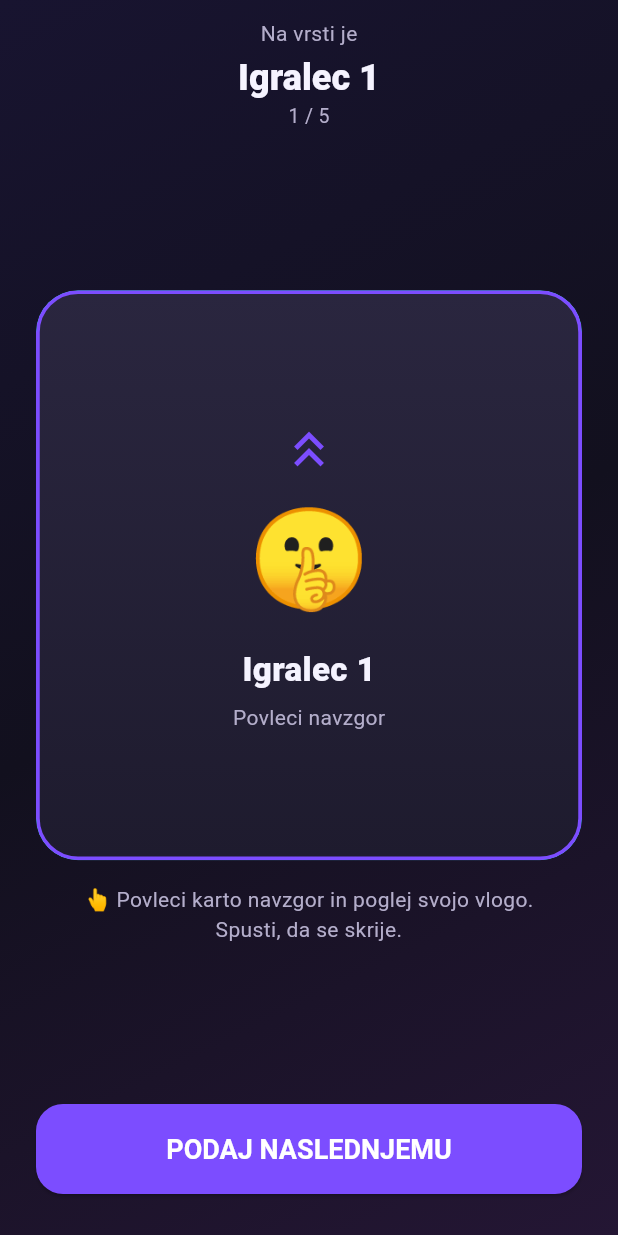
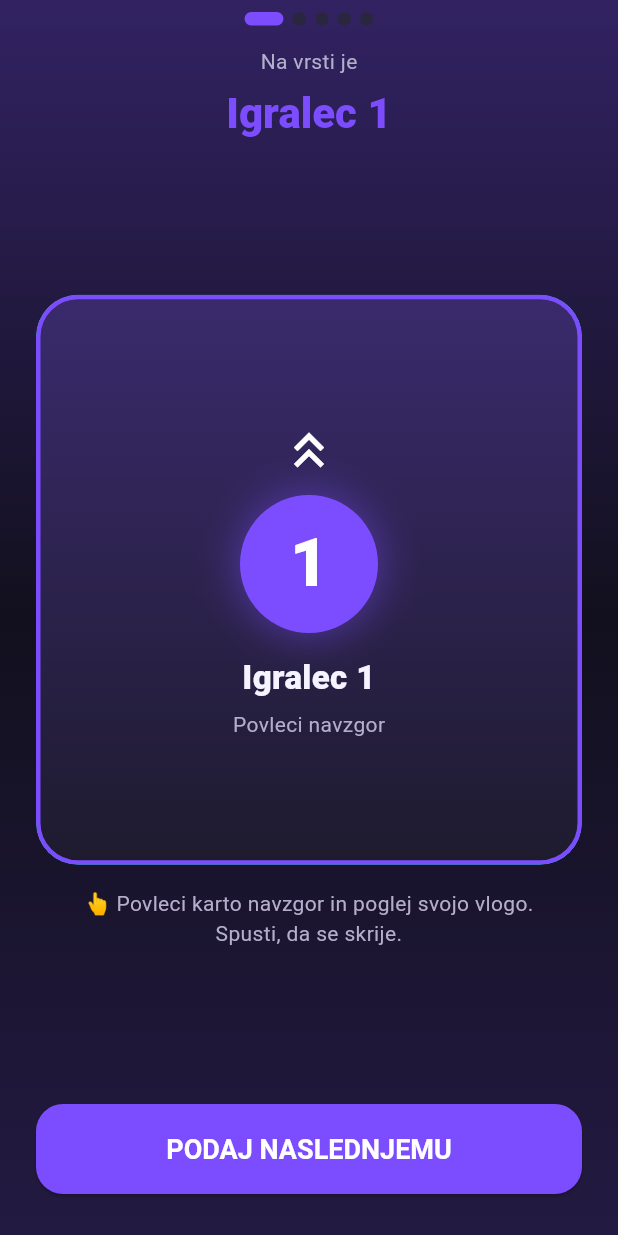
Before and after one commit to devbobi/impostor-slo, a Flutter app: the NastavitveScreen screen opened directly, after a tap on the "remove" icon, after a tap on the "add" icon, after a tap on "ZAČNI", on a phone screen of 412 x 824 dp. Run offline on Flutter 3.47's test engine with Material 3 defaults, Android fonts, the phone set to English and light mode, and no system bars; our stand-ins replace flutter_riverpod.

Commit message:
Barvno locevanje igralcev + preprecitev dvojnega klika (ADHD-friendly)
- Vsak igralec ima svojo zivo barvo; ozadje in pokrov karte se ob prehodu
  animirano obarvata -> jasno vidno, da je na vrsti nekdo drug
- Velik barvni krog s stevilko + ime v barvi igralca na pokrovu
- Vrstica pik za napredek skozi igralce
- Gumb "podaj naprej" je po kliku ~750ms zaklenjen + hapticni pulz,
  kar prepreci dvojni klik in nehoten preskok osebe

Co-Authored-By: Claude Opus 4.8 <noreply@anthropic.com>

```diff
--- a/lib/screens/razkritje_screen.dart
+++ b/lib/screens/razkritje_screen.dart
@@ -1,13 +1,19 @@
+import 'dart:async';
+
 import 'package:flutter/material.dart';
+import 'package:flutter/services.dart';
 import 'package:flutter_riverpod/flutter_riverpod.dart';
 
 import '../models/igralec.dart';
 import '../state/igra_controller.dart';
 import '../theme/app_theme.dart';
-import '../widgets/ozadje.dart';
 
 /// Višina območja karte v pikslih (za izračun poteka poteg -> pokuk).
 const double _kartaVisina = 380;
+
+/// Koliko časa je gumb "naprej" zaklenjen po kliku (prepreči dvojni klik
+/// oz. nehoten preskok igralca).
+const Duration _zaklepNaprej = Duration(milliseconds: 750);
 
 class RazkritjeScreen extends ConsumerStatefulWidget {
   const RazkritjeScreen({super.key});
@@ -20,12 +26,16 @@ class _RazkritjeScreenState extends ConsumerState<RazkritjeScreen>
     with SingleTickerProviderStateMixin {
   late final AnimationController _snap;
   Animation<double>? _snapAnim;
+  Timer? _zaklepTimer;
 
   /// 0.0 = popolnoma zakrito, 1.0 = popolnoma razkrito.
   double _pokuk = 0;
 
   /// Ali je igralec vsaj enkrat pokukal (za namig na gumbu).
   bool _videl = false;
+
+  /// Gumb "naprej" je začasno zaklenjen (proti dvojnemu kliku).
+  bool _zaklenjen = false;
 
   @override
   void initState() {
@@ -42,6 +52,7 @@ class _RazkritjeScreenState extends ConsumerState<RazkritjeScreen>
 
   @override
   void dispose() {
+    _zaklepTimer?.cancel();
     _snap.dispose();
     super.dispose();
   }
@@ -55,7 +66,6 @@ class _RazkritjeScreenState extends ConsumerState<RazkritjeScreen>
   }
 
   void _spusti() {
-    // Vrni karto v zakrito stanje.
     _snapAnim = Tween<double>(begin: _pokuk, end: 0).animate(
       CurvedAnimation(parent: _snap, curve: Curves.easeOut),
     );
@@ -63,11 +73,19 @@ class _RazkritjeScreenState extends ConsumerState<RazkritjeScreen>
   }
 
   void _naprej() {
+    if (_zaklenjen) return;
+    // Močan haptični pulz kot jasen signal, da se je zamenjal igralec.
+    HapticFeedback.mediumImpact();
     setState(() {
       _pokuk = 0;
       _videl = false;
+      _zaklenjen = true;
     });
     ref.read(igraControllerProvider.notifier).naslednjeRazkritje();
+    _zaklepTimer?.cancel();
+    _zaklepTimer = Timer(_zaklepNaprej, () {
+      if (mounted) setState(() => _zaklenjen = false);
+    });
   }
 
   @override
@@ -82,38 +100,62 @@ class _RazkritjeScreenState extends ConsumerState<RazkritjeScreen>
     final igralec = stanje.igralci[index];
     final skupaj = stanje.igralci.length;
     final zadnji = index + 1 >= skupaj;
+    final barva = AppTheme.barvaIgralca(index);
 
     return Scaffold(
-      body: Ozadje(
+      // Ozadje se animirano obarva v barvo trenutnega igralca -> ob prehodu
+      // je takoj vidno, da je na vrsti nekdo drug.
+      body: AnimatedContainer(
+        duration: const Duration(milliseconds: 450),
+        curve: Curves.easeOut,
+        decoration: BoxDecoration(
+          gradient: LinearGradient(
+            begin: Alignment.topCenter,
+            end: Alignment.bottomCenter,
+            colors: [
+              Color.lerp(AppTheme.ozadje, barva, 0.30)!,
+              AppTheme.ozadje,
+              Color.lerp(AppTheme.ozadje, barva, 0.16)!,
+            ],
+          ),
+        ),
         child: SafeArea(
           child: Padding(
             padding: const EdgeInsets.symmetric(horizontal: 24),
             child: Column(
               children: [
-                const SizedBox(height: 12),
+                const SizedBox(height: 8),
+                // Napredek: pika za vsakega igralca, trenutni poudarjen.
+                _Napredek(skupaj: skupaj, trenutni: index, barva: barva),
+                const SizedBox(height: 14),
                 const Text(
                   'Na vrsti je',
                   style: TextStyle(color: AppTheme.besediloTiho),
                 ),
-                const SizedBox(height: 4),
-                Text(
-                  igralec.prikazniIme,
-                  textAlign: TextAlign.center,
-                  style: Theme.of(context).textTheme.headlineSmall?.copyWith(
-                        fontWeight: FontWeight.w900,
-                        color: AppTheme.besedilo,
-                      ),
-                ),
-                Text(
-                  '${index + 1} / $skupaj',
-                  style: const TextStyle(
-                    color: AppTheme.besediloTiho,
-                    fontSize: 13,
+                const SizedBox(height: 6),
+                // Ime v barvi igralca — velik, jasen indikator menjave.
+                AnimatedSwitcher(
+                  duration: const Duration(milliseconds: 300),
+                  transitionBuilder: (child, anim) => FadeTransition(
+                    opacity: anim,
+                    child: ScaleTransition(scale: anim, child: child),
+                  ),
+                  child: Text(
+                    igralec.prikazniIme,
+                    key: ValueKey(index),
+                    textAlign: TextAlign.center,
+                    style:
+                        Theme.of(context).textTheme.headlineMedium?.copyWith(
+                              fontWeight: FontWeight.w900,
+                              color: barva,
+                            ),
                   ),
                 ),
                 const Spacer(),
                 _PokukKarta(
                   pokuk: _pokuk,
+                  barva: barva,
+                  index: index,
                   igralec: igralec,
                   beseda: stanje.skrivnaBeseda ?? '',
                   kategorijaIme: stanje.kategorija?.ime ?? '',
@@ -134,7 +176,12 @@ class _RazkritjeScreenState extends ConsumerState<RazkritjeScreen>
                 ),
                 const Spacer(),
                 ElevatedButton(
-                  onPressed: _naprej,
+                  onPressed: _zaklenjen ? null : _naprej,
+                  style: ElevatedButton.styleFrom(
+                    backgroundColor: barva,
+                    disabledBackgroundColor: AppTheme.povrsinaSvetla,
+                    foregroundColor: Colors.white,
+                  ),
                   child: Text(
                     zadnji ? 'ZAČNI NAMIGOVANJE' : 'PODAJ NASLEDNJEMU',
                   ),
@@ -149,11 +196,50 @@ class _RazkritjeScreenState extends ConsumerState<RazkritjeScreen>
   }
 }
 
+/// Vrstica pik, ki kaže napredek skozi igralce.
+class _Napredek extends StatelessWidget {
+  const _Napredek({
+    required this.skupaj,
+    required this.trenutni,
+    required this.barva,
+  });
+
+  final int skupaj;
+  final int trenutni;
+  final Color barva;
+
+  @override
+  Widget build(BuildContext context) {
+    return Row(
+      mainAxisAlignment: MainAxisAlignment.center,
+      children: [
+        for (var i = 0; i < skupaj; i++)
+          AnimatedContainer(
+            duration: const Duration(milliseconds: 300),
+            margin: const EdgeInsets.symmetric(horizontal: 3),
+            width: i == trenutni ? 26 : 9,
+            height: 9,
+            decoration: BoxDecoration(
+              color: i == trenutni
+                  ? barva
+                  : (i < trenutni
+                      ? AppTheme.besediloTiho
+                      : AppTheme.povrsinaSvetla),
+              borderRadius: BorderRadius.circular(5),
+            ),
+          ),
+      ],
+    );
+  }
+}
+
 /// Karta, ki jo z drsom navzgor "dvigneš", da pokukaš pod pokrov.
 /// Ob spustu se pokrov vrne in vsebino skrije.
 class _PokukKarta extends StatelessWidget {
   const _PokukKarta({
     required this.pokuk,
+    required this.barva,
+    required this.index,
     required this.igralec,
     required this.beseda,
     required this.kategorijaIme,
@@ -163,6 +249,8 @@ class _PokukKarta extends StatelessWidget {
   });
 
   final double pokuk;
+  final Color barva;
+  final int index;
   final Igralec igralec;
   final String beseda;
   final String kategorijaIme;
@@ -182,7 +270,6 @@ class _PokukKarta extends StatelessWidget {
           width: double.infinity,
           child: Stack(
             children: [
-              // Vsebina (vloga / beseda) — vedno spodaj, a skrita pod pokrovom.
               Positioned.fill(
                 child: _Vsebina(
                   igralec: igralec,
@@ -191,13 +278,16 @@ class _PokukKarta extends StatelessWidget {
                   impostorViDiNamig: impostorViDiNamig,
                 ),
               ),
-              // Pokrov, ki se z drsom dviguje navzgor.
               Positioned(
                 left: 0,
                 right: 0,
                 top: -pokuk * _kartaVisina,
                 height: _kartaVisina,
-                child: _Pokrov(ime: igralec.prikazniIme),
+                child: _Pokrov(
+                  ime: igralec.prikazniIme,
+                  stevilka: igralec.stevilka,
+                  barva: barva,
+                ),
               ),
             ],
           ),
@@ -208,32 +298,66 @@ class _PokukKarta extends StatelessWidget {
 }
 
 class _Pokrov extends StatelessWidget {
-  const _Pokrov({required this.ime});
+  const _Pokrov({
+    required this.ime,
+    required this.stevilka,
+    required this.barva,
+  });
 
   final String ime;
+  final int stevilka;
+  final Color barva;
 
   @override
   Widget build(BuildContext context) {
     return Container(
       decoration: BoxDecoration(
-        gradient: const LinearGradient(
+        gradient: LinearGradient(
           begin: Alignment.topCenter,
           end: Alignment.bottomCenter,
-          colors: [AppTheme.povrsinaSvetla, AppTheme.povrsina],
+          colors: [
+            Color.lerp(AppTheme.povrsina, barva, 0.30)!,
+            AppTheme.povrsina,
+          ],
         ),
         borderRadius: BorderRadius.circular(28),
-        border: Border.all(color: AppTheme.akcent, width: 2.5),
+        border: Border.all(color: barva, width: 3),
       ),
       child: Column(
         mainAxisAlignment: MainAxisAlignment.center,
         children: [
           const Icon(Icons.keyboard_double_arrow_up,
-              size: 40, color: AppTheme.akcent),
-          const SizedBox(height: 8),
-          const Text('🤫', style: TextStyle(fontSize: 64)),
-          const SizedBox(height: 12),
+              size: 40, color: Colors.white),
+          const SizedBox(height: 10),
+          // Velik barvni krog s številko igralca.
+          Container(
+            width: 92,
+            height: 92,
+            alignment: Alignment.center,
+            decoration: BoxDecoration(
+              color: barva,
+              shape: BoxShape.circle,
+              boxShadow: [
+                BoxShadow(
+                  color: barva.withValues(alpha: 0.5),
+                  blurRadius: 24,
+                  spreadRadius: 1,
+                ),
+              ],
+            ),
+            child: Text(
+              '$stevilka',
+              style: const TextStyle(
+                fontSize: 44,
+                fontWeight: FontWeight.w900,
+                color: Colors.white,
+              ),
+            ),
+          ),
+          const SizedBox(height: 14),
           Text(
             ime,
+            textAlign: TextAlign.center,
             style: const TextStyle(
               fontSize: 22,
               fontWeight: FontWeight.w800,
--- a/lib/theme/app_theme.dart
+++ b/lib/theme/app_theme.dart
@@ -15,6 +15,24 @@ class AppTheme {
   static const Color nevarnost = Color(0xFFFF5252); // rdeča (impostor)
   static const Color besedilo = Color(0xFFF5F3FF);
   static const Color besediloTiho = Color(0xFFB4AECB);
+
+  /// Živahne, med seboj dobro ločljive barve — vsak igralec dobi svojo,
+  /// da je ob prehodu na naslednjega jasno vidno, da se je zaslon spremenil.
+  static const List<Color> igralecBarve = [
+    Color(0xFF7C4DFF), // vijolična
+    Color(0xFFFF4D8D), // roza
+    Color(0xFF00E5A0), // zelena
+    Color(0xFFFFC24B), // rumena
+    Color(0xFF4DA3FF), // modra
+    Color(0xFFFF8A3D), // oranžna
+    Color(0xFF00D0E0), // cian
+    Color(0xFFB388FF), // svetlo vijolična
+    Color(0xFF9CCC65), // limeta
+    Color(0xFFF06292), // magenta
+  ];
+
+  static Color barvaIgralca(int index) =>
+      igralecBarve[index % igralecBarve.length];
 
   static ThemeData temna() {
     final osnova = ThemeData.dark(useMaterial3: true);
```
